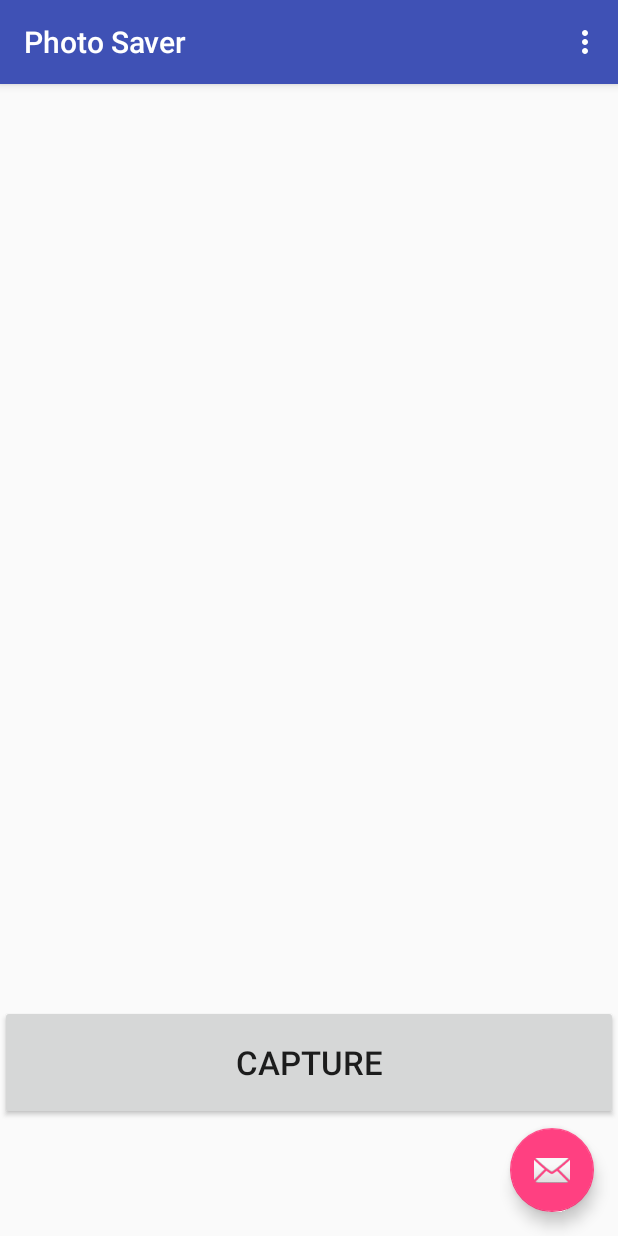
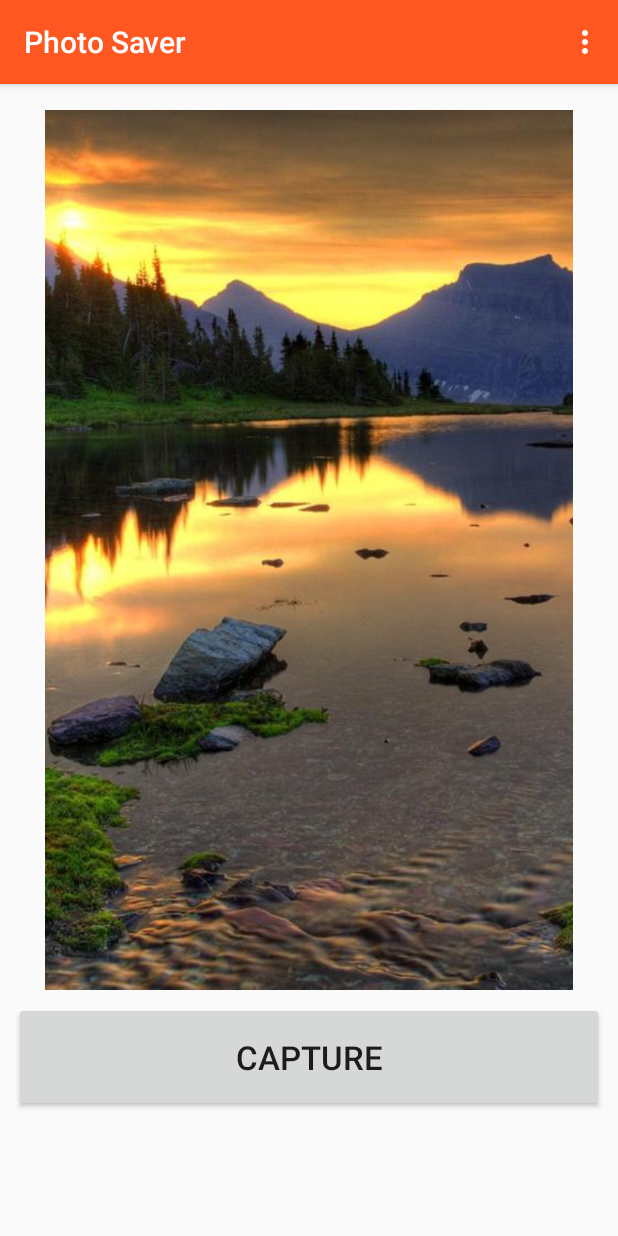
Before and after one commit to DeadKing007/Photo-Saver, an Android app: the screen it shows after launch (MainActivity), on a phone screen of 412 x 824 dp. Run offline under Robolectric (Android 15) with nearby library versions, the phone set to English and light mode, and no system bars.

Commit message:
Formating Designing complete

```diff
--- a/PhotoSaver/app/src/main/res/layout/activity_main.xml
+++ b/PhotoSaver/app/src/main/res/layout/activity_main.xml
@@ -22,12 +22,6 @@
 
     <include layout="@layout/content_main" />
 
-    <android.support.design.widget.FloatingActionButton
-        android:id="@+id/fab"
-        android:layout_width="wrap_content"
-        android:layout_height="wrap_content"
-        android:layout_gravity="bottom|end"
-        android:layout_margin="@dimen/fab_margin"
-        app:srcCompat="@android:drawable/ic_dialog_email" />
+
 
 </android.support.design.widget.CoordinatorLayout>
--- a/PhotoSaver/app/src/main/res/layout/content_main.xml
+++ b/PhotoSaver/app/src/main/res/layout/content_main.xml
@@ -7,12 +7,16 @@
     android:orientation="vertical"
     app:layout_behavior="@string/appbar_scrolling_view_behavior"
     tools:context=".MainActivity"
-    tools:showIn="@layout/activity_main">
+    android:layout_margin="9dp"
+    tools:showIn="@layout/activity_main"
+    >
 
     <ImageView
         android:id="@+id/Image"
         android:layout_width="match_parent"
         android:layout_height="0dp"
+        android:layout_margin="8dp"
+        android:src="@drawable/back5"
         android:layout_weight="80"/>
     <Button
         android:id="@+id/Camera"
@@ -26,7 +30,7 @@
         android:layout_width="match_parent"
         android:layout_height="0dp"
         android:layout_weight="10"
-        android:text="Save AS"
+        android:text="@string/save_as"
         android:textSize="22sp"/>
 
 </LinearLayout>
--- a/PhotoSaver/app/src/main/res/layout/content_settings_for_app.xml
+++ b/PhotoSaver/app/src/main/res/layout/content_settings_for_app.xml
@@ -6,7 +6,8 @@
     android:layout_height="match_parent"
     app:layout_behavior="@string/appbar_scrolling_view_behavior"
     tools:context=".SettingsForApp"
-    tools:showIn="@layout/activity_settings_for_app">
+    tools:showIn="@layout/activity_settings_for_app"
+    android:background="@drawable/back4">
 
 
     <TextView
--- a/PhotoSaver/app/src/main/res/menu/menu_main.xml
+++ b/PhotoSaver/app/src/main/res/menu/menu_main.xml
@@ -5,6 +5,6 @@
     <item
         android:id="@+id/action_settings"
         android:orderInCategory="100"
-        android:title="@string/action_settings"
+        android:title="@string/storage"
         app:showAsAction="never" />
 </menu>
--- a/PhotoSaver/app/src/main/res/values/colors.xml
+++ b/PhotoSaver/app/src/main/res/values/colors.xml
@@ -1,6 +1,8 @@
 <?xml version="1.0" encoding="utf-8"?>
 <resources>
-    <color name="colorPrimary">#3F51B5</color>
-    <color name="colorPrimaryDark">#303F9F</color>
+    <color name="colorPrimary">#FF5722</color>
+    <color name="colorPrimaryDark">#E64A19</color>
     <color name="colorAccent">#FF4081</color>
+    <color name="primary_text">#212121</color>
+    <color name="secondary_text">#757575</color>
 </resources>
--- a/PhotoSaver/app/src/main/res/values/strings.xml
+++ b/PhotoSaver/app/src/main/res/values/strings.xml
@@ -2,4 +2,10 @@
     <string name="app_name">Photo Saver</string>
     <string name="action_settings">Settings</string>
     <string name="Capture">Capture</string>
+    <string name="title_activity_category">CategoryActivity</string>
+    <string name="enter_category">Enter Category</string>
+    <string name="save">Save</string>
+    <string name="title_activity_settings_for_app">SettingsForApp</string>
+    <string name="storage">Storage</string>
+    <string name="save_as">Save AS</string>
 </resources>
--- a/PhotoSaver/app/src/main/res/values/styles.xml
+++ b/PhotoSaver/app/src/main/res/values/styles.xml
@@ -13,6 +13,11 @@
         <item name="windowNoTitle">true</item>
     </style>
 
+    <style name="GreenText" parent="TextAppearance.AppCompat">
+        <item name="android:textColor">#00FF00</item>
+    </style>
+
+
     <style name="AppTheme.AppBarOverlay" parent="ThemeOverlay.AppCompat.Dark.ActionBar" />
 
     <style name="AppTheme.PopupOverlay" parent="ThemeOverlay.AppCompat.Light" />
```
Also changed, not shown: PhotoSaver/app/src/main/AndroidManifest.xml (+8 -4 lines), PhotoSaver/app/src/main/java/dead/photosaver/CategoryActivity.java (+4 -11 lines), PhotoSaver/app/src/main/java/dead/photosaver/MainActivity.java (+134 -49 lines), PhotoSaver/app/src/main/java/dead/photosaver/SettingsForApp.java (+0 -8 lines), PhotoSaver/app/src/main/res/layout/activity_category.xml (+0 -8 lines), PhotoSaver/app/src/main/res/layout/activity_settings_for_app.xml (+0 -8 lines), PhotoSaver/app/src/main/res/layout/content_category.xml (+8 -3 lines), PhotoSaver/app/src/main/res/drawable/back.jpg (added), PhotoSaver/app/src/main/res/drawable/back2.jpg (added), PhotoSaver/app/src/main/res/drawable/back3.jpg (added), PhotoSaver/app/src/main/res/drawable/back4.jpg (added), PhotoSaver/app/src/main/res/drawable/back5.jpg (added).
